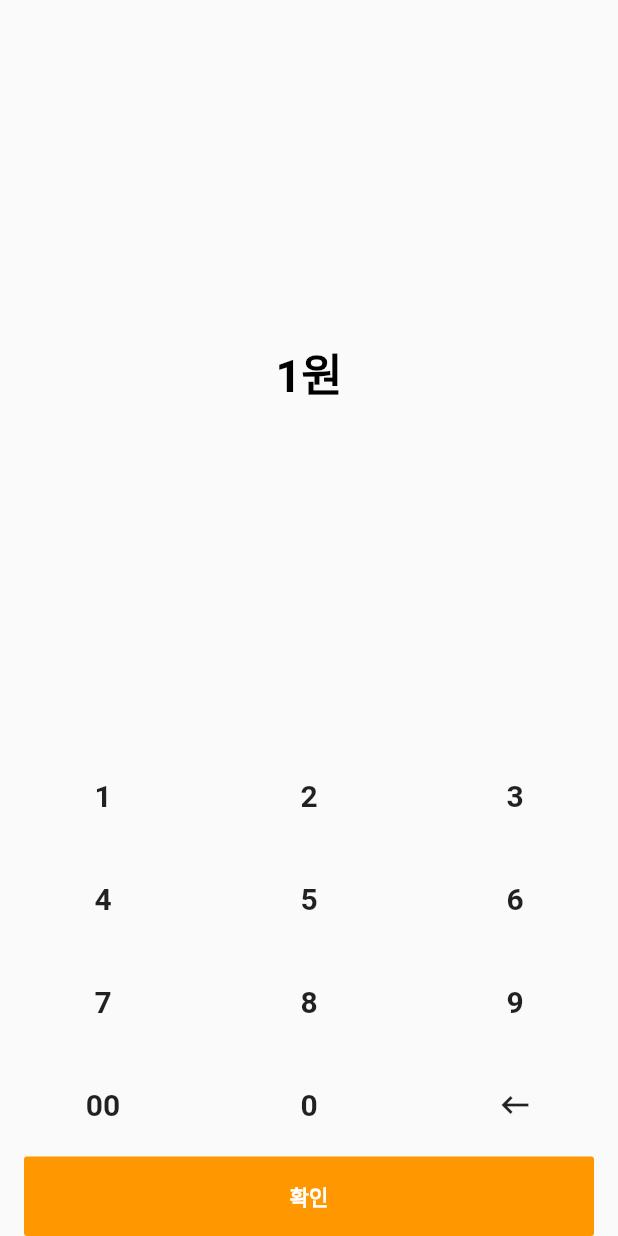
After one commit to serendipity1004/Youtube-Flutter-Tutorials, a Flutter app: the CustomKeyboard screen opened directly, after a tap on an icon or button, on a phone screen of 412 x 824 dp. The commit adds this screen. Run offline on Flutter 3.47's test engine with Material 2 defaults, Android fonts, the phone set to English and light mode, and no system bars; our stand-ins replace dio, get, retrofit; generated files the repository leaves out were written again.

Commit message:
custom keyboard

```diff
--- /dev/null
+++ b/lib/Screens/CustomKeyboard/CustomKeyboard.dart
@@ -0,0 +1,145 @@
+import 'package:flutter/material.dart';
+import 'package:intl/intl.dart';
+
+import 'KeyboardKey.dart';
+
+class CustomKeyboard extends StatefulWidget {
+  @override
+  _CustomKeyboardState createState() => _CustomKeyboardState();
+}
+
+class _CustomKeyboardState extends State<CustomKeyboard> {
+  List<List<dynamic>> keys;
+  String amount;
+
+  @override
+  void initState() {
+    super.initState();
+
+    keys = [
+      ['1', '2', '3'],
+      ['4', '5', '6'],
+      ['7', '8', '9'],
+      ['00', '0', Icon(Icons.keyboard_backspace)],
+    ];
+
+    amount = '';
+  }
+
+  onKeyTap(val) {
+    if(val == '0' && amount.length == 0){
+      return;
+    }
+
+    setState(() {
+      amount = amount + val;
+    });
+  }
+
+  onBackspacePress() {
+    if (amount.length == 0) {
+      return;
+    }
+
+    setState(() {
+      amount = amount.substring(0, amount.length - 1);
+    });
+  }
+
+  renderKeyboard() {
+    return keys
+        .map(
+          (x) => Row(
+            children: x.map(
+              (y) {
+                return Expanded(
+                  child: KeyboardKey(
+                    label: y,
+                    value: y,
+                    onTap: (val) {
+                      if (val is Widget) {
+                        onBackspacePress();
+                      } else {
+                        onKeyTap(val);
+                      }
+                    },
+                  ),
+                );
+              },
+            ).toList(),
+          ),
+        )
+        .toList();
+  }
+
+  renderAmount() {
+    String display = '보낼금액';
+    TextStyle style = TextStyle(
+      fontSize: 30.0,
+      fontWeight: FontWeight.bold,
+      color: Colors.grey,
+    );
+
+    if (this.amount.length > 0) {
+      NumberFormat f = NumberFormat('#,###');
+
+      display = f.format(int.parse(amount)) + '원';
+      style = style.copyWith(
+        color: Colors.black,
+      );
+    }
+
+    return Expanded(
+      child: Center(
+        child: Text(
+          display,
+          style: style,
+        ),
+      ),
+    );
+  }
+
+  renderConfirmButton() {
+    return Padding(
+      padding: EdgeInsets.symmetric(horizontal: 16.0),
+      child: Row(
+        children: [
+          Expanded(
+            child: FlatButton(
+              color: Colors.orange,
+              disabledColor: Colors.grey[200],
+              onPressed: amount.length > 0 ? (){
+
+              } : null,
+              child: Padding(
+                padding: EdgeInsets.symmetric(vertical: 16.0),
+                child: Text(
+                  '확인',
+                  style: TextStyle(
+                    color: amount.length > 0 ? Colors.white : Colors.grey,
+                    fontWeight: FontWeight.bold,
+                  ),
+                ),
+              ),
+            ),
+          ),
+        ],
+      ),
+    );
+  }
+
+  @override
+  Widget build(BuildContext context) {
+    return Scaffold(
+      body: SafeArea(
+        child: Column(
+          children: [
+            renderAmount(),
+            ...renderKeyboard(),
+            renderConfirmButton(),
+          ],
+        ),
+      ),
+    );
+  }
+}
--- /dev/null
+++ b/lib/Screens/CustomKeyboard/KeyboardKey.dart
@@ -0,0 +1,50 @@
+import 'package:flutter/material.dart';
+
+class KeyboardKey extends StatefulWidget {
+  final dynamic label;
+  final dynamic value;
+  final ValueSetter<dynamic> onTap;
+
+  KeyboardKey({
+    @required this.label,
+    @required this.value,
+    @required this.onTap,
+  });
+
+  @override
+  _KeyboardKeyState createState() => _KeyboardKeyState();
+}
+
+class _KeyboardKeyState extends State<KeyboardKey> {
+
+  renderLabel(){
+    if(widget.label is Widget){
+      return widget.label;
+    }
+
+    return Text(
+      widget.label,
+      style: TextStyle(
+        fontSize: 20.0,
+        fontWeight: FontWeight.bold,
+      ),
+    );
+  }
+
+  @override
+  Widget build(BuildContext context) {
+    return InkWell(
+      onTap: (){
+        widget.onTap(widget.value);
+      },
+      child: AspectRatio(
+        aspectRatio: 2, // 넓이 / 높이 = 2
+        child: Container(
+          child: Center(
+            child: renderLabel(),
+          ),
+        ),
+      ),
+    );
+  }
+}
--- a/lib/Screens/Home/HomeScreen.dart
+++ b/lib/Screens/Home/HomeScreen.dart
@@ -1,5 +1,6 @@
 import 'package:codefactory_youtube_flutter_tutorial/Layouts/index.dart';
 import 'package:codefactory_youtube_flutter_tutorial/Models/index.dart';
+import 'package:codefactory_youtube_flutter_tutorial/Screens/CustomKeyboard/CustomKeyboard.dart';
 import 'package:codefactory_youtube_flutter_tutorial/Screens/CustomScrollView/CustomScrollViewScreen.dart';
 import 'package:codefactory_youtube_flutter_tutorial/Screens/GetxNavigation/GetxNavigationScreen.dart';
 import 'package:codefactory_youtube_flutter_tutorial/Screens/GetxStateManagement/GetxStateManagement.dart';
@@ -46,6 +47,10 @@ class _HomeScreenState extends State<HomeScreen> {
           name: 'Retrofit Intro',
           page: RetrofitScreen(),
         ),
+        ListViewItem(
+          name: 'Custom Keyboard',
+          page: CustomKeyboard(),
+        ),
       ],
     );
   }
--- a/pubspec.yaml
+++ b/pubspec.yaml
@@ -32,6 +32,7 @@ dependencies:
   cupertino_icons: ^1.0.0
   retrofit: ^1.3.4+1
   dio: ^3.0.1
+  intl: ^0.16.1
 
 dev_dependencies:
   flutter_test:
```
Also changed, not shown: pubspec.lock.
